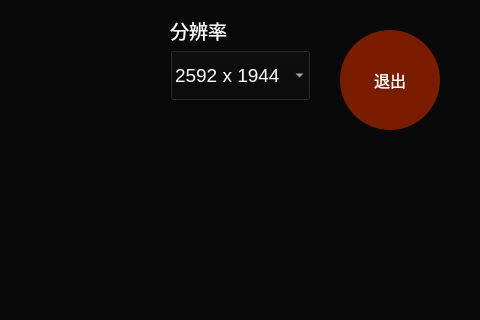
Before: the Qt Designer form src/cam/cam.ui in HXBJ1737/Linux_Qt_app, drawn with Qt 5; both pictures show x 800 to 1280 and y 0 to 320 of the 1280 by 720 pixel window.
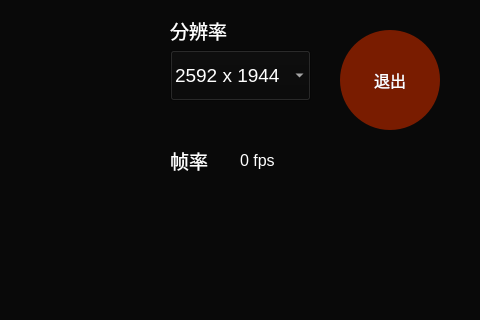
After: the same form once the commit is applied.

Diff of the .ui file:
```diff
--- a/src/cam/cam.ui
+++ b/src/cam/cam.ui
@@ -201,6 +201,42 @@
      <string>分辨率</string>
     </property>
    </widget>
+   <widget class="QLabel" name="label_2">
+    <property name="geometry">
+     <rect>
+      <x>970</x>
+      <y>150</y>
+      <width>51</width>
+      <height>21</height>
+     </rect>
+    </property>
+    <property name="font">
+     <font>
+      <pointsize>14</pointsize>
+     </font>
+    </property>
+    <property name="text">
+     <string>帧率</string>
+    </property>
+   </widget>
+   <widget class="QLabel" name="label_fps">
+    <property name="geometry">
+     <rect>
+      <x>1040</x>
+      <y>150</y>
+      <width>101</width>
+      <height>21</height>
+     </rect>
+    </property>
+    <property name="font">
+     <font>
+      <pointsize>12</pointsize>
+     </font>
+    </property>
+    <property name="text">
+     <string>0 fps</string>
+    </property>
+   </widget>
   </widget>
  </widget>
  <resources/>
```
